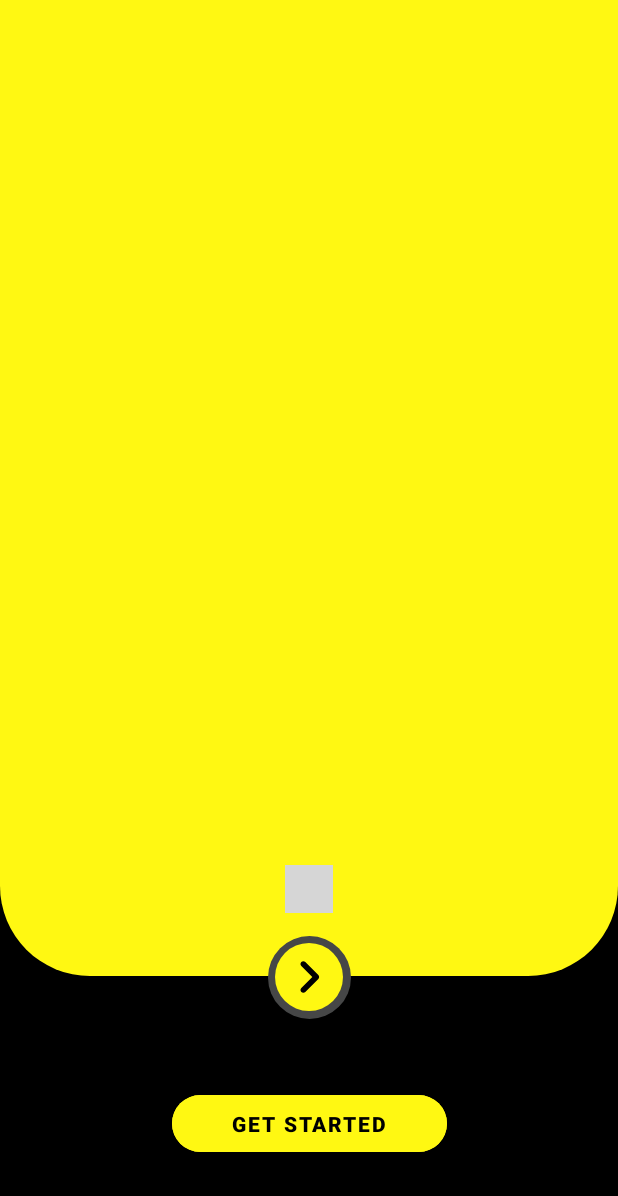
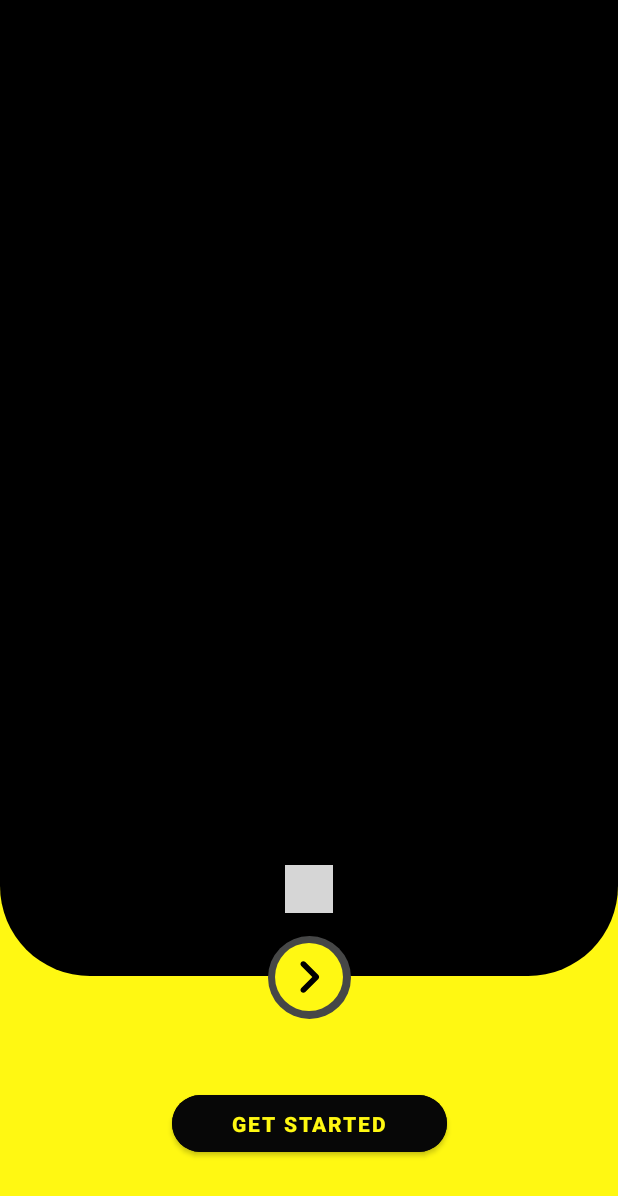
Before and after one commit to icalshapa/BinarVideoPlayer, an Android app: the layout activity_intro.xml on its own in the app's theme, with its tools: preview values and no code run, on a phone screen of 412 x 824 dp. Shown: the top 1196 px of the screen. Run offline under Robolectric (Android 15) with nearby library versions, the phone set to English and light mode, and no system bars; plain views replace DotsIndicator; grey boxes are pictures that could not be loaded.

Commit message:
creating splash, intro and shared preference

```diff
--- a/app/src/main/res/drawable/view_pager_background.xml
+++ b/app/src/main/res/drawable/view_pager_background.xml
@@ -1,7 +1,7 @@
 <?xml version="1.0" encoding="utf-8"?>
 <shape xmlns:android="http://schemas.android.com/apk/res/android"
     android:shape="rectangle">
-    <solid android:color="#FFF812"/>
+    <solid android:color="#000000"/>
     <corners
         android:bottomLeftRadius="60dp"
         android:bottomRightRadius="60dp"/>
--- a/app/src/main/res/layout/activity_intro.xml
+++ b/app/src/main/res/layout/activity_intro.xml
@@ -4,7 +4,7 @@
     xmlns:tools="http://schemas.android.com/tools"
     android:layout_width="match_parent"
     android:layout_height="match_parent"
-    android:background="@color/black"
+    android:background="@color/yellow"
     tools:context=".ui.intro.IntroActivity">
 
     <androidx.viewpager2.widget.ViewPager2
@@ -24,7 +24,7 @@
         android:maxWidth="100dp"
         android:layout_marginLeft="8dp"
         android:layout_marginRight="8dp"
-        app:dotsColor="@color/black"
+        app:dotsColor="@color/white"
         app:dotsCornerRadius="8dp"
         app:dotsSize="10dp"
         app:dotsSpacing="4dp"
@@ -34,7 +34,7 @@
         app:layout_constraintEnd_toEndOf="parent"
         app:layout_constraintStart_toStartOf="parent"
         app:progressMode="true"
-        app:selectedDotColor="@color/custom_color_secondary" />
+        app:selectedDotColor="@color/yellow" />
 
 
     <View
@@ -79,10 +79,10 @@
         android:paddingEnd="40dp"
         android:text="@string/get_started"
         android:textAllCaps="false"
-        android:textColor="@color/black"
+        android:textColor="@color/yellow"
         android:textSize="14sp"
         android:textStyle="bold"
-        android:backgroundTint="#FFF812"
+        android:backgroundTint="#070707"
         app:cornerRadius="20dp"
         app:layout_constraintBottom_toBottomOf="parent"
         app:layout_constraintEnd_toEndOf="parent"
```
Also changed, not shown: app/src/main/java/com/binarteamtwo/binarvideoplayer/ui/intro/IntroActivity.kt (+4 -27 lines).
